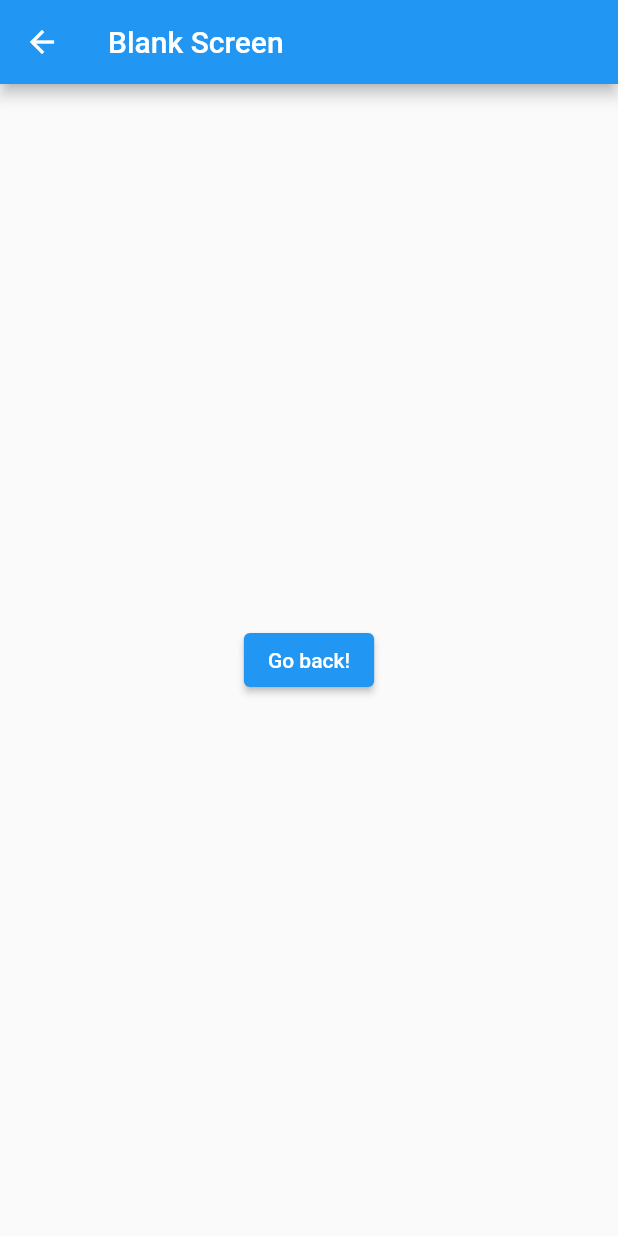
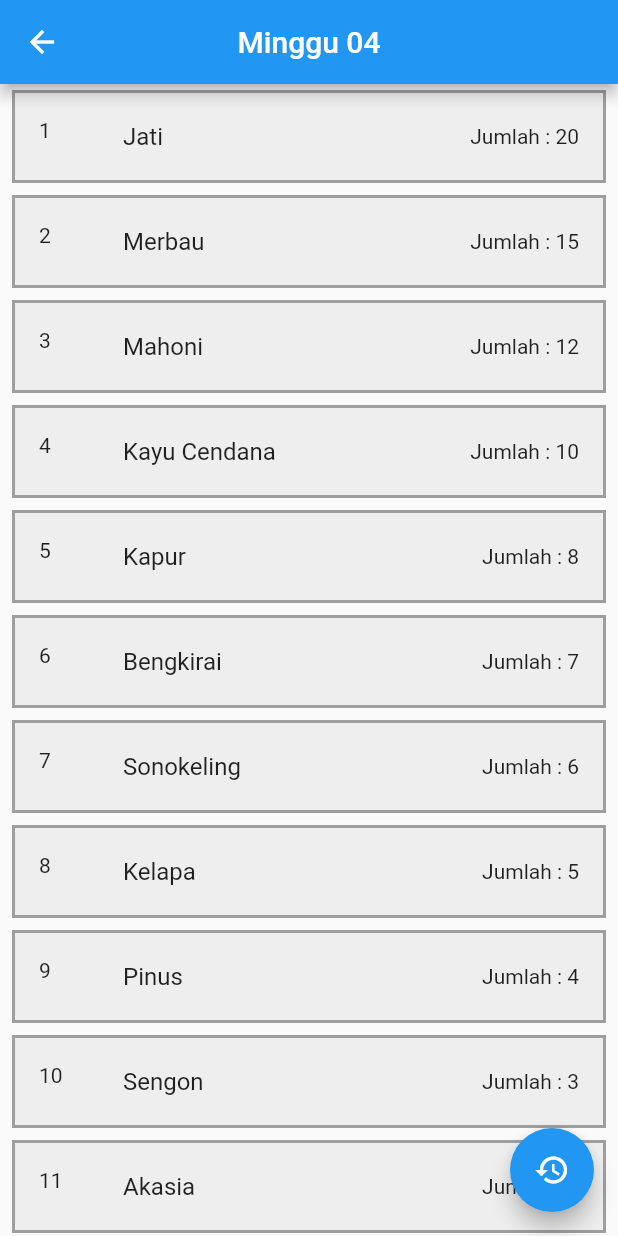
Before and after one commit to letman16/tugas_project_mobile_front_end, a Flutter app: the screen it shows after launch, after a tap on "Komponen State dan Provider", on a phone screen of 412 x 824 dp. Run offline on Flutter 3.47's test engine with Material 2 defaults, Android fonts, the phone set to English and light mode, and no system bars; missing offline and left inert: dart:js_util.

Commit message:
Menambahkan minggu04 test

```diff
--- /dev/null
+++ b/lib/Test_minggu04/minggu04.dart
@@ -0,0 +1,247 @@
+import 'package:flutter/material.dart';
+import 'package:flutter/src/widgets/framework.dart';
+import 'package:flutter/src/widgets/placeholder.dart';
+import 'package:provider/provider.dart';
+import 'package:tugas_kelompok/Test_minggu04/historypage.dart';
+import 'package:tugas_kelompok/Test_minggu04/minggu04_provider.dart';
+
+class Minggu04 extends StatefulWidget {
+  const Minggu04({super.key});
+
+  @override
+  State<Minggu04> createState() => _Minggu04State();
+}
+
+class _Minggu04State extends State<Minggu04> {
+  @override
+  Widget build(BuildContext context) {
+    final prov = Provider.of<Minggu04Provider>(context);
+    return Scaffold(
+      appBar: AppBar(
+        title: const Text("Minggu 04"),
+        centerTitle: true,
+      ),
+      body: Item(),
+      floatingActionButton: FloatingActionButton(
+        onPressed: () {
+          Navigator.push(context,
+              MaterialPageRoute(builder: (context) => const HistoryPage()));
+        },
+        child: const Icon(Icons.history),
+      ),
+    );
+  }
+}
+
+class CostumTile extends StatefulWidget {
+  Map<String, dynamic> data;
+  CostumTile({super.key, required this.data});
+
+  @override
+  State<CostumTile> createState() => _CostumTileState();
+}
+
+class _CostumTileState extends State<CostumTile> {
+  int additem = 0;
+
+  int takeitem = 0;
+
+  int reqitem = 0;
+
+  SnackBar successadd = const SnackBar(
+    content: Text("Success add item"),
+    duration: Duration(milliseconds: 900),
+  );
+  SnackBar successtake = const SnackBar(
+    content: Text("Success take item"),
+    duration: Duration(milliseconds: 900),
+  );
+
+  @override
+  Widget build(BuildContext context) {
+    final prov = Provider.of<Minggu04Provider>(context);
+    Iterable<Map<String, dynamic>> mydata =
+        prov.datakayu.where((e) => e["nama"] == widget.data["nama"]);
+    return Container(
+      margin: const EdgeInsets.symmetric(horizontal: 8.0, vertical: 4.0),
+      decoration: BoxDecoration(
+          border: Border.all(width: 2.0, color: Colors.grey),
+          color: Colors.grey.shade200),
+      child: ExpansionTile(
+        key: GlobalKey(),
+        initiallyExpanded: mydata.elementAt(0)["expanded"],
+        onExpansionChanged: (value) {
+          prov.expanditem(widget.data["nama"]);
+        },
+        backgroundColor: Colors.grey.shade200,
+        leading: Text(widget.data["id"].toString()),
+        trailing: Text("Jumlah : ${widget.data["jumlah"]}"),
+        title: Text(widget.data["nama"]),
+        children: [
+          Padding(
+            padding: const EdgeInsets.symmetric(vertical: 12.0),
+            child: Row(
+              mainAxisAlignment: MainAxisAlignment.spaceEvenly,
+              children: [
+                Column(
+                  children: [
+                    Row(
+                      children: [
+                        TextButton(
+                            onPressed: additem == 0
+                                ? null
+                                : () {
+                                    setState(() {
+                                      additem--;
+                                    });
+                                  },
+                            child: const Icon(Icons.remove)),
+                        Text(
+                          additem.toString(),
+                          style: TextStyle(
+                              color: additem == 0 ? Colors.grey : Colors.black),
+                        ),
+                        TextButton(
+                            onPressed: () {
+                              setState(() {
+                                additem++;
+                              });
+                            },
+                            child: const Icon(Icons.add)),
+                      ],
+                    ),
+                    ElevatedButton(
+                        onPressed: additem == 0
+                            ? null
+                            : () {
+                                prov.doadditem(widget.data["nama"], additem);
+                                prov.addhistory =
+                                    "Success add ${additem} item to Kayu ${widget.data["nama"]}";
+                                additem = 0;
+                                ScaffoldMessenger.of(context)
+                                    .showSnackBar(successadd);
+                              },
+                        child: const Text("add")),
+                  ],
+                ),
+                Column(
+                  children: [
+                    Row(
+                      children: [
+                        TextButton(
+                            onPressed: takeitem == 0
+                                ? null
+                                : () {
+                                    setState(() {
+                                      takeitem--;
+                                    });
+                                  },
+                            child: const Icon(Icons.remove)),
+                        Text(
+                          takeitem.toString(),
+                          style: TextStyle(
+                              color:
+                                  takeitem == 0 ? Colors.grey : Colors.black),
+                        ),
+                        TextButton(
+                            onPressed: widget.data["jumlah"] == takeitem
+                                ? null
+                                : () {
+                                    setState(() {
+                                      takeitem++;
+                                    });
+                                  },
+                            child: const Icon(Icons.add)),
+                      ],
+                    ),
+                    ElevatedButton(
+                        onPressed: widget.data["jumlah"] == 0
+                            ? null
+                            : takeitem == 0
+                                ? null
+                                : () {
+                                    prov.dotakeitem(
+                                        widget.data["nama"], takeitem);
+                                    prov.addhistory =
+                                        "Success take ${takeitem} item to Kayu ${widget.data["nama"]}";
+                                    takeitem = 0;
+                                    ScaffoldMessenger.of(context)
+                                        .showSnackBar(successadd);
+                                  },
+                        child: const Text("take")),
+                  ],
+                ),
+              ],
+            ),
+          )
+        ],
+      ),
+    );
+  }
+}
+
+class Item extends StatelessWidget {
+  const Item({super.key});
+
+  @override
+  Widget build(BuildContext context) {
+    final prov = Provider.of<Minggu04Provider>(context);
+    return ListView(
+        scrollDirection: Axis.vertical,
+        children: prov.datakayu.map((e) => CostumTile(data: e)).toList());
+  }
+}
+
+class MyWidget extends StatefulWidget {
+  @override
+  _MyWidgetState createState() => _MyWidgetState();
+}
+
+class _MyWidgetState extends State<MyWidget> {
+  late int selected; //attention
+
+  @override
+  Widget build(BuildContext context) {
+    return Scaffold(
+      appBar: AppBar(
+        title: Text("Short Product"),
+      ),
+      body: ListView.builder(
+        key: Key('builder ${selected.toString()}'), //attention
+        itemCount: 10,
+        itemBuilder: (context, i) {
+          return ExpansionTile(
+              key: Key(i.toString()), //attention
+              initiallyExpanded: i == selected, //attention
+              title: Text(i.toString()),
+              children: _Product_ExpandAble_List_Builder(i),
+              onExpansionChanged: ((newState) {
+                if (newState)
+                  setState(() {
+                    selected = i;
+                  });
+                else
+                  setState(() {
+                    selected = -1;
+                  });
+              }));
+        },
+      ),
+    );
+  }
+
+  _Product_ExpandAble_List_Builder(int cat_id) {
+    List<Widget> columnContent = [];
+    [1, 2, 4, 5].forEach((product) => {
+          columnContent.add(
+            ListTile(
+              title: ExpansionTile(
+                title: Text(product.toString()),
+              ),
+              trailing: Text("$product (Kg)"),
+            ),
+          ),
+        });
+    return columnContent;
+  }
+}
--- /dev/null
+++ b/lib/Test_minggu04/minggu04_provider.dart
@@ -0,0 +1,76 @@
+import 'package:flutter/widgets.dart';
+
+class Minggu04Provider extends ChangeNotifier {
+  List<Map<String, dynamic>> _datakayu = [
+    {"expanded": false, "id": 1, "nama": "Jati", "jumlah": 20},
+    {"expanded": false, "id": 2, "nama": "Merbau", "jumlah": 15},
+    {"expanded": false, "id": 3, "nama": "Mahoni", "jumlah": 12},
+    {"expanded": false, "id": 4, "nama": "Kayu Cendana", "jumlah": 10},
+    {"expanded": false, "id": 5, "nama": "Kapur", "jumlah": 8},
+    {"expanded": false, "id": 6, "nama": "Bengkirai", "jumlah": 7},
+    {"expanded": false, "id": 7, "nama": "Sonokeling", "jumlah": 6},
+    {"expanded": false, "id": 8, "nama": "Kelapa", "jumlah": 5},
+    {"expanded": false, "id": 9, "nama": "Pinus", "jumlah": 4},
+    {"expanded": false, "id": 10, "nama": "Sengon", "jumlah": 3},
+    {"expanded": false, "id": 11, "nama": "Akasia", "jumlah": 2},
+    {"expanded": false, "id": 12, "nama": "Kamper", "jumlah": 1},
+  ];
+  List<String> _history = [];
+  int _selected = -1;
+  bool _temp = false;
+
+  bool get temp => _temp;
+  int get selected => _selected;
+  List<Map<String, dynamic>> get datakayu => _datakayu;
+  List<String> get history => _history;
+
+  set setselected(val) {
+    _selected = val;
+    notifyListeners();
+  }
+
+  void settemp() {
+    _temp = !temp;
+    notifyListeners();
+  }
+
+  set setdatakayu(val) {
+    _datakayu = val;
+    notifyListeners();
+  }
+
+  set addhistory(val) {
+    _history.add(val);
+    notifyListeners();
+  }
+
+  void clearhistory() {
+    _history.clear();
+    notifyListeners();
+  }
+
+  void doadditem(String nama, int count) {
+    for (int i = 0; i < _datakayu.length; i++) {
+      if (_datakayu[i]["nama"] == nama) _datakayu[i]["jumlah"] += count;
+      notifyListeners();
+    }
+  }
+
+  void dotakeitem(String nama, int count) {
+    for (int i = 0; i < _datakayu.length; i++) {
+      if (_datakayu[i]["nama"] == nama) _datakayu[i]["jumlah"] -= count;
+      notifyListeners();
+    }
+  }
+
+  void expanditem(String nama) {
+    for (int i = 0; i < _datakayu.length; i++) {
+      if (_datakayu[i]["nama"] != nama) {
+        _datakayu[i]["expanded"] = false;
+      } else {
+        _datakayu[i]["expanded"] = !_datakayu[i]["expanded"];
+      }
+    }
+    notifyListeners();
+  }
+}
--- a/lib/main.dart
+++ b/lib/main.dart
@@ -1,5 +1,6 @@
 import 'package:flutter/material.dart';
 import 'package:provider/provider.dart';
+import 'package:tugas_kelompok/Test_minggu04/minggu04.dart';
 import 'package:tugas_kelompok/blank_screen.dart';
 
 import 'package:tugas_kelompok/minggu02/minggu02.dart';
@@ -9,6 +10,7 @@ import 'package:tugas_kelompok/minggu06/minggu06.dart';
 import 'package:tugas_kelompok/minggu06/minggu06_provider.dart';
 import 'package:tugas_kelompok/minggu05/minggu05_provider.dart';
 import 'package:tugas_kelompok/minggu07/minggu07.dart';
+import 'Test_minggu04/minggu04_provider.dart';
 import 'minggu07/minggu07_provider.dart';
 import 'minggu01/minggu01.dart';
 
@@ -17,6 +19,7 @@ void main() {
     ChangeNotifierProvider(create: (_) => Minggu06Provider()),
     ChangeNotifierProvider(create: (_) => Minggu05Provider()),
     ChangeNotifierProvider(create: (_) => Minggu07Provider()),
+    ChangeNotifierProvider(create: (_) => Minggu04Provider()),
   ], child: const MyApp()));
 }
 
@@ -103,7 +106,7 @@ class TableTugasKelompok extends StatelessWidget {
         'materi': ElevatedButton(
           onPressed: () {
             Navigator.push(context, MaterialPageRoute(builder: (context) {
-              return const BlankScreen();
+              return Minggu04();
             }));
           },
           style: ElevatedButton.styleFrom(
```
Also changed, not shown: lib/Test_minggu04/historypage.dart (added, +85 -0 lines), lib/minggu07/minggu07.dart (+11 -1 lines).
